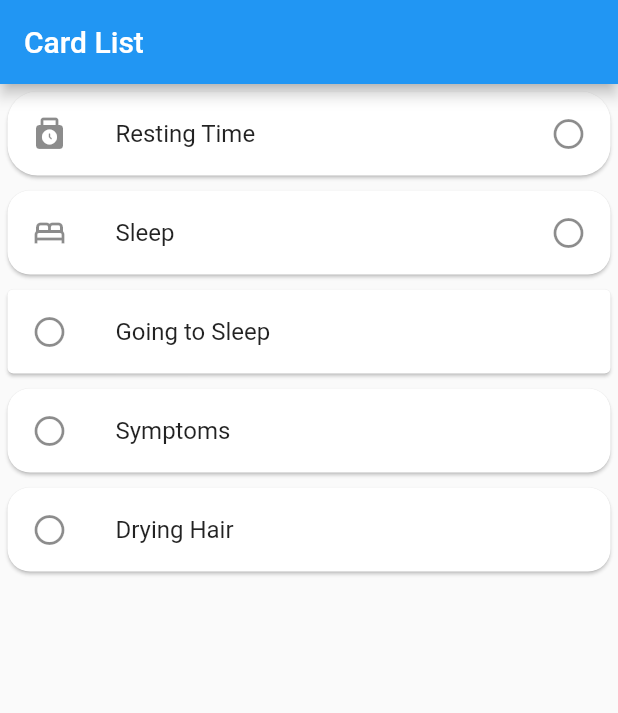
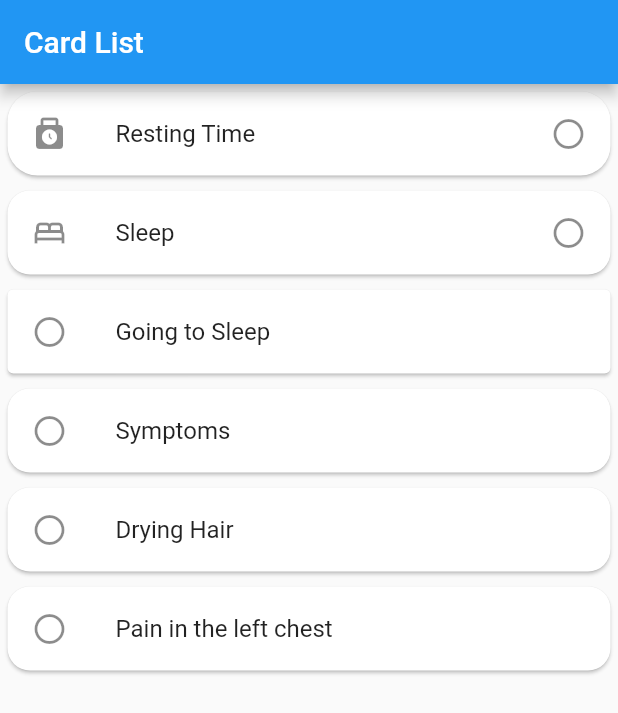
Before and after one commit to vinay061/accordionlist, a Flutter app: the screen it shows after launch, on a phone screen of 412 x 824 dp. Shown: the top 713 px of the screen. Run offline on Flutter 3.47's test engine with Material 2 defaults, Android fonts, the phone set to English and light mode, and no system bars; our stand-ins replace accordion, hive_flutter; accounts and stored records are empty.

Commit message:
second commit

```diff
--- a/lib/pages/cardlist.dart
+++ b/lib/pages/cardlist.dart
@@ -16,7 +16,8 @@ class Cardlist extends StatelessWidget {
           CardTwo(),
           CardThree(),
           Reusecard(name: 'Symptoms'),
-          Reusecard(name: 'Drying Hair')
+          Reusecard(name: 'Drying Hair'),
+          Reusecard(name: 'Pain in the left chest'),
         ],
       ),
     );
```
